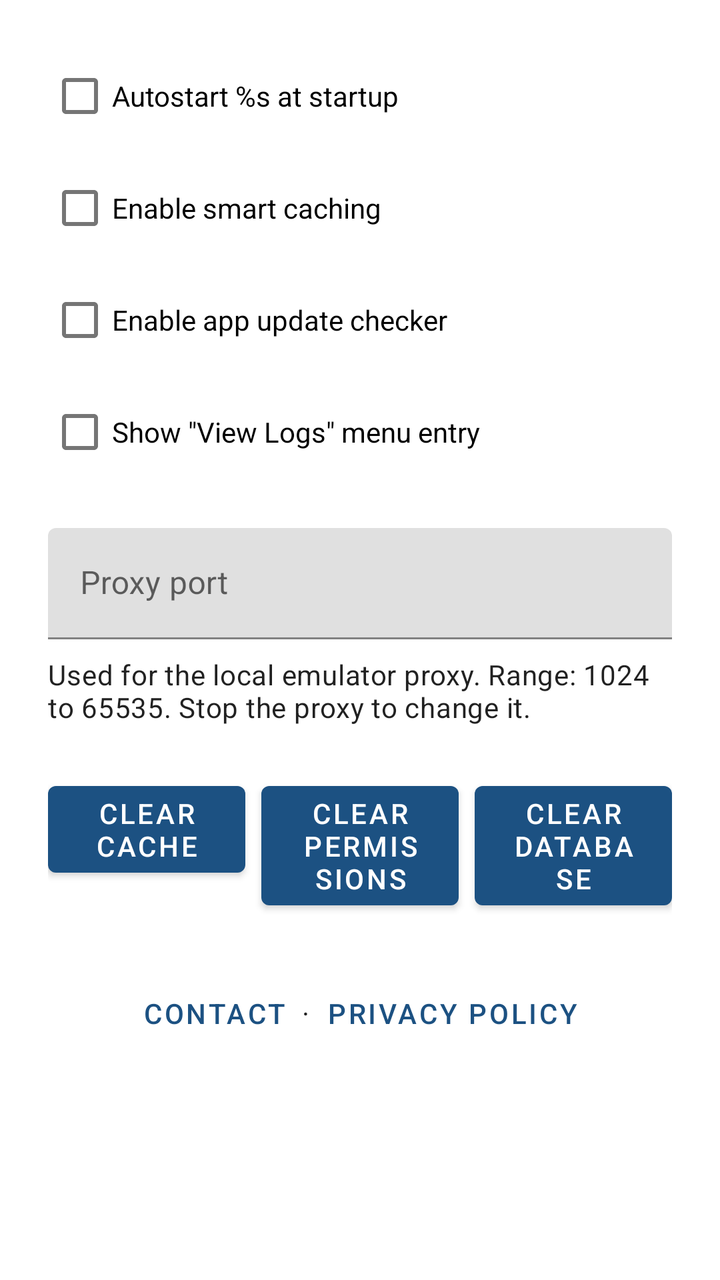
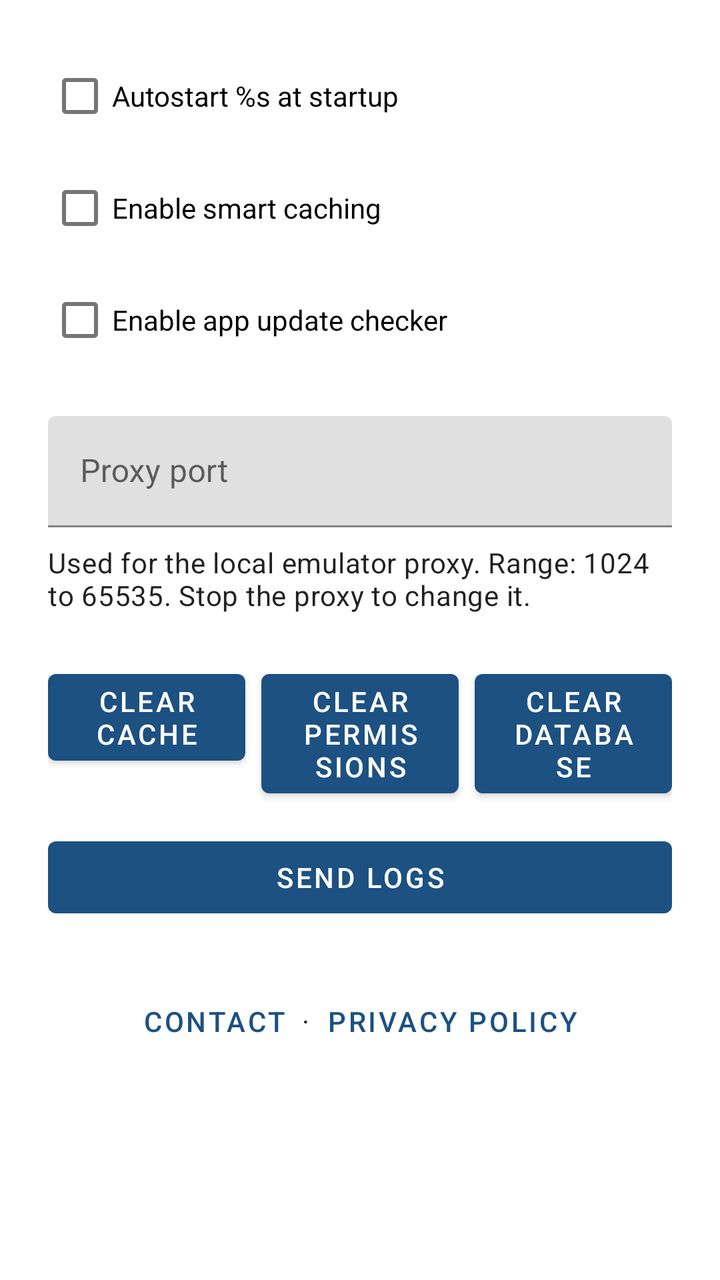

Screens rendered from an Android XML layout before and after an edit, with the pre-edit source and the edit as a unified diff.
<!-- AndroidManifest.xml: application theme Theme.RAOfflineProxy -->
<!-- res/layout/fragment_settings.xml -->
<?xml version="1.0" encoding="utf-8"?>
<androidx.core.widget.NestedScrollView
    xmlns:android="http://schemas.android.com/apk/res/android"
    xmlns:tools="http://schemas.android.com/tools"
    android:layout_width="match_parent"
    android:layout_height="match_parent">

    <LinearLayout
        android:layout_width="match_parent"
        android:layout_height="wrap_content"
        android:orientation="vertical"
        android:padding="24dp">

        <CheckBox
            android:id="@+id/cb_autostart_proxy"
            android:layout_width="wrap_content"
            android:layout_height="wrap_content"
            android:text="@string/setting_autostart_label" />

        <CheckBox
            android:id="@+id/cb_smart_caching"
            android:layout_width="wrap_content"
            android:layout_height="wrap_content"
            android:layout_marginTop="8dp"
            android:text="@string/setting_smart_caching_label" />

        <CheckBox
            android:id="@+id/cb_app_update_check"
            android:layout_width="wrap_content"
            android:layout_height="wrap_content"
            android:layout_marginTop="8dp"
            android:text="@string/setting_app_update_check_label" />

        <CheckBox
            android:id="@+id/cb_show_logs_menu_entry"
            android:layout_width="wrap_content"
            android:layout_height="wrap_content"
            android:layout_marginTop="8dp"
            android:text="@string/setting_show_logs_menu_entry_label" />

        <com.google.android.material.textfield.TextInputLayout
            android:id="@+id/input_proxy_port"
            android:layout_width="match_parent"
            android:layout_height="wrap_content"
            android:layout_marginTop="24dp"
            android:hint="@string/setting_proxy_port_label">

            <com.google.android.material.textfield.TextInputEditText
                android:id="@+id/et_proxy_port"
                android:layout_width="match_parent"
                android:layout_height="wrap_content"
                android:inputType="number"
                android:maxLength="5"
                android:singleLine="true" />

        </com.google.android.material.textfield.TextInputLayout>

        <TextView
            android:id="@+id/tv_proxy_port_hint"
            android:layout_width="match_parent"
            android:layout_height="wrap_content"
            android:layout_marginTop="8dp"
            android:text="@string/setting_proxy_port_hint"
            android:textAppearance="@style/TextAppearance.MaterialComponents.Body2" />

        <LinearLayout
            android:layout_width="match_parent"
            android:layout_height="wrap_content"
            android:layout_marginTop="24dp"
            android:baselineAligned="false"
            android:orientation="horizontal">

            <Button
                android:id="@+id/btn_clear_cache"
                android:layout_width="0dp"
                android:layout_height="wrap_content"
                android:layout_weight="1"
                android:text="@string/btn_clear_cache"
                tools:ignore="ButtonStyle" />

            <Button
                android:id="@+id/btn_clear_permissions"
                android:layout_width="0dp"
                android:layout_height="wrap_content"
                android:layout_marginStart="8dp"
                android:layout_weight="1"
                android:text="@string/btn_clear_permissions"
                tools:ignore="ButtonStyle"/>

            <Button
                android:id="@+id/btn_clear_database"
                android:layout_width="0dp"
                android:layout_height="wrap_content"
                android:layout_marginStart="8dp"
                android:layout_weight="1"
                android:text="@string/btn_clear_database"
                tools:ignore="ButtonStyle"/>

        </LinearLayout>

<LinearLayout
            android:layout_width="match_parent"
            android:layout_height="wrap_content"
            android:layout_marginTop="24dp"
            android:gravity="center"
            android:orientation="horizontal">

            <Button
                style="@style/Widget.MaterialComponents.Button.TextButton"
                android:id="@+id/btn_contact_feedback"
                android:layout_width="wrap_content"
                android:layout_height="wrap_content"
                android:text="@string/btn_contact_feedback" />

            <TextView
                android:layout_width="wrap_content"
                android:layout_height="wrap_content"
                android:text="·"
                android:textAppearance="@style/TextAppearance.MaterialComponents.Body2"
                tools:ignore="HardcodedText" />

            <Button
                style="@style/Widget.MaterialComponents.Button.TextButton"
                android:id="@+id/btn_privacy_policy"
                android:layout_width="wrap_content"
                android:layout_height="wrap_content"
                android:text="@string/btn_privacy_policy" />

        </LinearLayout>

    </LinearLayout>

</androidx.core.widget.NestedScrollView>
<!-- resources referenced by this layout -->
<resources>
  <string name="btn_clear_cache">Clear Cache</string>
  <string name="btn_clear_database">Clear Database</string>
  <string name="btn_clear_permissions">Clear Permissions</string>
  <string name="btn_contact_feedback">Contact</string>
  <string name="btn_privacy_policy">Privacy Policy</string>
  <string name="setting_app_update_check_label">Enable app update checker</string>
  <string name="setting_autostart_label">Autostart %s at startup</string>
  <string name="setting_proxy_port_hint">Used for the local emulator proxy. Range: 1024 to 65535. Stop the proxy to change it.</string>
  <string name="setting_proxy_port_label">Proxy port</string>
  <string name="setting_show_logs_menu_entry_label">Show \"View Logs\" menu entry</string>
  <string name="setting_smart_caching_label">Enable smart caching</string>
  <style name="Theme.RAOfflineProxy" parent="Theme.MaterialComponents.DayNight.DarkActionBar">
          <item name="colorPrimary">@color/primary</item>
          <item name="colorPrimaryVariant">@color/primary_dark</item>
          <item name="colorOnPrimary">@color/white</item>
          <item name="colorSecondary">@color/secondary</item>
          <item name="colorSecondaryVariant">@color/secondary_dark</item>
          <item name="colorControlActivated">@color/secondary</item>
          <item name="alertDialogTheme">@style/ThemeOverlay.RAOfflineProxy.AlertDialog</item>
          <item name="materialAlertDialogTheme">@style/ThemeOverlay.RAOfflineProxy.AlertDialog</item>
          <item name="actionBarStyle">@style/Widget.RAOfflineProxy.ActionBar</item>
          <item name="snackbarTextViewStyle">@style/Widget.RAOfflineProxy.SnackbarText</item>
          <item name="tabStyle">@style/Widget.RAOfflineProxy.TabLayout</item>
      </style>
  <color name="primary">#FF1C5182</color>
  <color name="primary_dark">#FF15406A</color>
  <color name="white">#FFFFFFFF</color>
  <color name="secondary">#FFD2A448</color>
  <color name="secondary_dark">#FFB88A30</color>
  <style name="ThemeOverlay.RAOfflineProxy.AlertDialog" parent="ThemeOverlay.MaterialComponents.MaterialAlertDialog">
          <item name="buttonBarPositiveButtonStyle">@style/Widget.RAOfflineProxy.AlertDialog.Button</item>
          <item name="buttonBarNegativeButtonStyle">@style/Widget.RAOfflineProxy.AlertDialog.Button</item>
          <item name="buttonBarNeutralButtonStyle">@style/Widget.RAOfflineProxy.AlertDialog.Button</item>
      </style>
  <style name="Widget.RAOfflineProxy.ActionBar" parent="Widget.MaterialComponents.ActionBar.Solid">
          <item name="titleTextStyle">@style/TextAppearance.RAOfflineProxy.ActionBar.Title</item>
      </style>
  <style name="Widget.RAOfflineProxy.SnackbarText" parent="Widget.MaterialComponents.Snackbar.TextView">
          <item name="android:textSize">12sp</item>
      </style>
  <style name="Widget.RAOfflineProxy.TabLayout" parent="Widget.MaterialComponents.TabLayout">
          <item name="tabGravity">start</item>
          <item name="tabMode">scrollable</item>
      </style>
  <style name="Widget.RAOfflineProxy.AlertDialog.Button" parent="Widget.AppCompat.Button.ButtonBar.AlertDialog">
          <item name="android:textColor">@color/dialog_action</item>
      </style>
  <style name="TextAppearance.RAOfflineProxy.ActionBar.Title" parent="TextAppearance.MaterialComponents.Headline6">
          <item name="android:textStyle">bold</item>
      </style>
  <color name="dialog_action">#FFFFD27A</color>
</resources>

<!-- the commit's change to res/layout/fragment_settings.xml (unified diff, before → after) -->
@@ -30,13 +30,6 @@
             android:layout_height="wrap_content"
             android:layout_marginTop="8dp"
             android:text="@string/setting_app_update_check_label" />
-
-        <CheckBox
-            android:id="@+id/cb_show_logs_menu_entry"
-            android:layout_width="wrap_content"
-            android:layout_height="wrap_content"
-            android:layout_marginTop="8dp"
-            android:text="@string/setting_show_logs_menu_entry_label" />
 
         <com.google.android.material.textfield.TextInputLayout
             android:id="@+id/input_proxy_port"
@@ -98,6 +91,13 @@
 
         </LinearLayout>
 
+        <Button
+            android:id="@+id/btn_send_logs"
+            android:layout_width="match_parent"
+            android:layout_height="wrap_content"
+            android:layout_marginTop="12dp"
+            android:text="@string/btn_send_logs" />
+
 <LinearLayout
             android:layout_width="match_parent"
             android:layout_height="wrap_content"
<!-- resource entries referenced after the edit -->
@@ -5,11 +5,11 @@
   <string name="btn_clear_permissions">Clear Permissions</string>
   <string name="btn_contact_feedback">Contact</string>
   <string name="btn_privacy_policy">Privacy Policy</string>
+  <string name="btn_send_logs">Send logs</string>
   <string name="setting_app_update_check_label">Enable app update checker</string>
   <string name="setting_autostart_label">Autostart %s at startup</string>
   <string name="setting_proxy_port_hint">Used for the local emulator proxy. Range: 1024 to 65535. Stop the proxy to change it.</string>
   <string name="setting_proxy_port_label">Proxy port</string>
-  <string name="setting_show_logs_menu_entry_label">Show \"View Logs\" menu entry</string>
   <string name="setting_smart_caching_label">Enable smart caching</string>
   <style name="Theme.RAOfflineProxy" parent="Theme.MaterialComponents.DayNight.DarkActionBar">
           <item name="colorPrimary">@color/primary</item>
